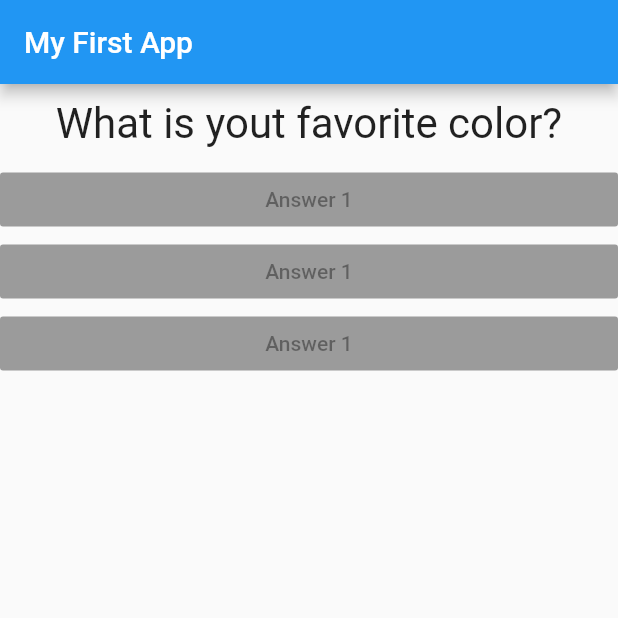
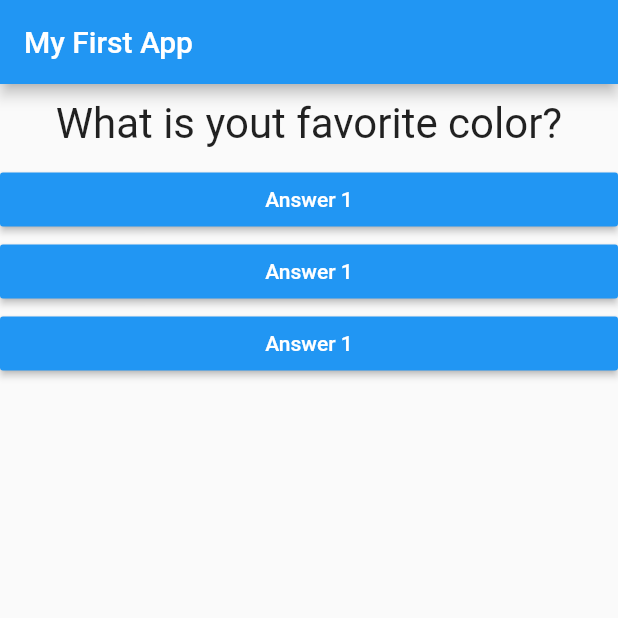
Before and after one commit to inhobaek-wj/flutter_quiz_app, a Flutter app: the screen it shows after launch, on a phone screen of 412 x 824 dp, the top half of it. Run offline on Flutter 3.47's test engine with Material 2 defaults, Android fonts, the phone set to English and light mode, and no system bars.

```diff
--- a/lib/answer.dart
+++ b/lib/answer.dart
@@ -2,15 +2,19 @@ import 'package:flutter/material.dart';
 
 class Answer extends StatelessWidget {
 
+  final Function selectHandler;
+
+  Answer(this.selectHandler);
+
   @override
   Widget build(BuildContext context) {
-
     return Container(
       width: double.infinity,
       child: RaisedButton(
         color: Colors.blue,
+        textColor: Colors.white,
         child: Text('Answer 1'),
-        onPressed: null,
+        onPressed: selectHandler,
       ),
     );
   }
--- a/lib/main.dart
+++ b/lib/main.dart
@@ -44,9 +44,9 @@ class _MyAppState extends State<MyApp> { // State is generic, so it needs class
         appBar: AppBar(title: Text('My First App'),),
         body: Column(children: <Widget>[
             Question(_questions[_questionIndex]),
-            Answer(),
-            Answer(),
-            Answer(),
+            Answer(answerQuetion),
+            Answer(answerQuetion),
+            Answer(answerQuetion),
         ],),
     ),);
   }
```
